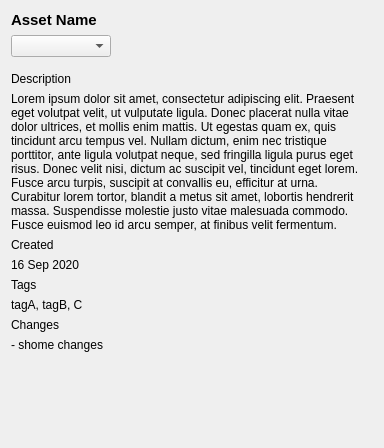
Qt form ui/assetInfo.ui (Foggyhazel/fh-asset) before a commit.
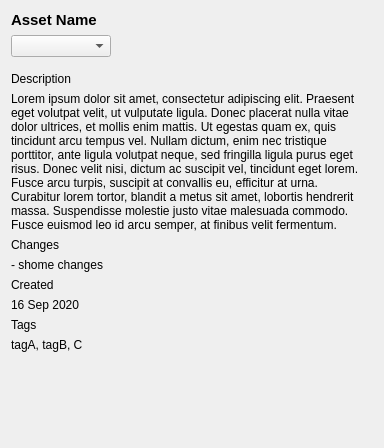
The same form after that commit.

```diff
--- a/ui/assetInfo.ui
+++ b/ui/assetInfo.ui
@@ -122,6 +122,26 @@
            </property>
           </widget>
          </item>
+         <item>
+          <widget class="QLabel" name="lb_changes">
+           <property name="text">
+            <string>Changes</string>
+           </property>
+           <property name="type" stdset="0">
+            <number>0</number>
+           </property>
+          </widget>
+         </item>
+         <item>
+          <widget class="QLabel" name="asset_changes">
+           <property name="text">
+            <string>- shome changes</string>
+           </property>
+           <property name="type" stdset="0">
+            <number>1</number>
+           </property>
+          </widget>
+         </item>
          <item>
           <widget class="QLabel" name="lb_createdDate">
            <property name="text">
@@ -162,26 +182,6 @@
            </property>
           </widget>
          </item>
-         <item>
-          <widget class="QLabel" name="lb_changes">
-           <property name="text">
-            <string>Changes</string>
-           </property>
-           <property name="type" stdset="0">
-            <number>0</number>
-           </property>
-          </widget>
-         </item>
-         <item>
-          <widget class="QLabel" name="asset_changes">
-           <property name="text">
-            <string>- shome changes</string>
-           </property>
-           <property name="type" stdset="0">
-            <number>1</number>
-           </property>
-          </widget>
-         </item>
          <item>
           <spacer name="verticalSpacer">
            <property name="orientation">
```
